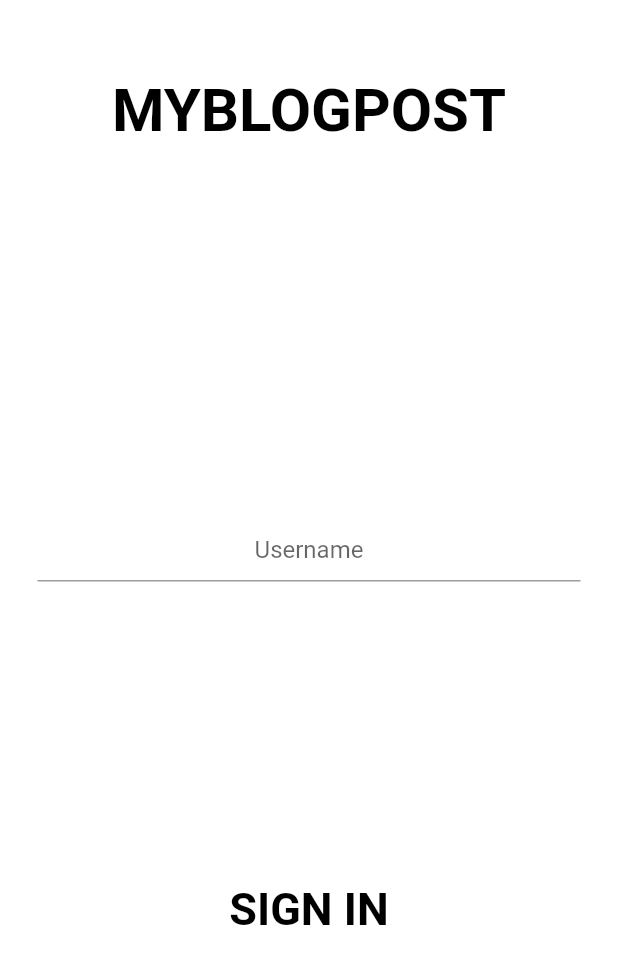
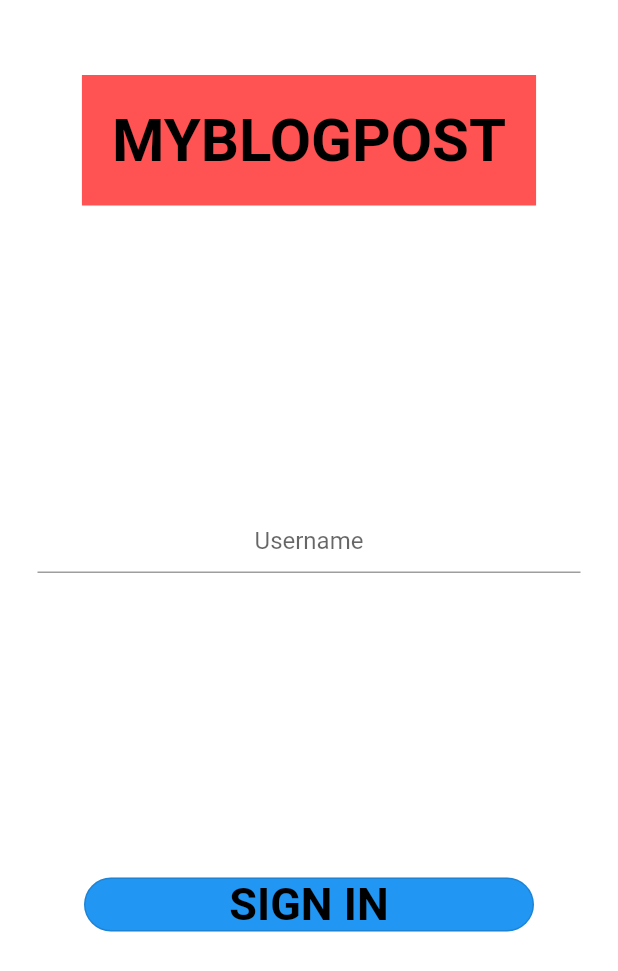
Before and after one commit to 3after2after1/flutter_final_project, a Flutter app: the screen it shows after launch, after a tap on "SIGN IN", on a phone screen of 412 x 824 dp. Shown: the top 971 px of the screen. Run offline on Flutter 3.47's test engine with Material 2 defaults, Android fonts, the phone set to English and light mode, and no system bars; our stand-ins replace flutter_bloc, google_fonts; missing offline and left inert: favorite_button; network calls fail; Roboto replaces fonts that are missing (Avenir).

Commit message:
changes made to design

```diff
--- a/lib/main.dart
+++ b/lib/main.dart
@@ -5,6 +5,7 @@ import 'package:final_project/about_page.dart';
 import 'package:final_project/create_post.dart';
 import 'package:final_project/cubit/main_cubit.dart';
 import 'package:final_project/post_lists.dart';
+import 'package:final_project/signin_page.dart';
 import 'package:flutter/material.dart';
 import 'package:flutter_bloc/flutter_bloc.dart';
 import 'package:web_socket_channel/io.dart';
@@ -38,7 +39,7 @@ class MyApp extends StatelessWidget {
       ),
       home: BlocProvider(
         create: (context) => MainCubit(),
-        child: signInPage(),
+        child: SignInPage(),
       ),
     );
   }
@@ -95,6 +96,9 @@ class _SignInPageState extends State<signInPage> {
                     ),
                   ),
                   TextButton(
+                    style: TextButton.styleFrom(
+                      primary: Colors.blue,
+                    ),
                     onPressed: () {
                       (username.text.isEmpty)
                           ? {print('username is empty')}
--- a/lib/post_details.dart
+++ b/lib/post_details.dart
@@ -19,10 +19,12 @@ class PostDetails extends StatelessWidget {
   @override
   Widget build(BuildContext context) {
     return Scaffold(
+      backgroundColor: Colors.white70,
       appBar: AppBar(title: const Text('Post Details')),
       body: ListView(
         children: [
           Column(
+            crossAxisAlignment: CrossAxisAlignment.stretch,
             children: [
               Padding(
                 padding: const EdgeInsets.only(
@@ -35,8 +37,10 @@ class PostDetails extends StatelessWidget {
               ),
               Padding(
                 padding: const EdgeInsets.only(left: 20.0, right: 20),
+                child: Card(
                   child: Text(
                     title,
+                    textAlign: TextAlign.center,
                     style: const TextStyle(
                       fontSize: 40,
                       color: Colors.purple,
@@ -44,16 +48,17 @@ class PostDetails extends StatelessWidget {
                     ),
                   ),
                 ),
+              ),
               Padding(
                 padding: const EdgeInsets.only(left: 20.0, right: 20),
-                child: Flexible(
+                child: Card(
                   child: Text(
                     description,
                     style: TextStyle(
                       fontSize: 20,
                       color: Colors.black87,
                     ),
-                    textAlign: TextAlign.justify,
+                    textAlign: TextAlign.center,
                   ),
                 ),
               ),
--- a/lib/post_lists.dart
+++ b/lib/post_lists.dart
@@ -178,7 +178,7 @@ class _PostPageState extends State<PostLists> {
                             height: 100,
                             child: ListTile(
                               leading: CircleAvatar(
-                                radius: 30.0,
+                                radius: 45.0,
                                 backgroundImage: NetworkImage(Uri.parse(
                                                 posts[index]['image'])
                                             .isAbsolute &&
@@ -192,7 +192,10 @@ class _PostPageState extends State<PostLists> {
                                     fontSize: 22, fontWeight: FontWeight.bold),
                               ),
                               subtitle: Text(
-                                  'Created by ${posts[index]["author"].toString().characters.take(15)} on ${posts[index]["date"].toString().characters.take(10)}'),
+                                'Created by ${posts[index]["author"].toString().characters.take(15)} on ${posts[index]["date"].toString().characters.take(10)}',
+                                style: TextStyle(
+                                    fontSize: 15, fontWeight: FontWeight.bold),
+                              ),
                               trailing: Column(
                                 mainAxisAlignment: MainAxisAlignment.center,
                                 crossAxisAlignment: CrossAxisAlignment.center,
--- a/lib/signin_page.dart
+++ b/lib/signin_page.dart
@@ -0,0 +1,99 @@
+import 'package:final_project/cubit/main_cubit.dart';
+import 'package:flutter/material.dart';
+import 'package:flutter_bloc/flutter_bloc.dart';
+import 'package:web_socket_channel/io.dart';
+import 'package:google_fonts/google_fonts.dart';
+
+class SignInPage extends StatelessWidget {
+  SignInPage({Key? key}) : super(key: key);
+
+  final TextEditingController username = TextEditingController();
+  final channel =
+      IOWebSocketChannel.connect('ws://besquare-demo.herokuapp.com');
+  @override
+  Widget build(BuildContext context) {
+    return BlocProvider(
+      create: (context) => MainCubit(),
+      child: Scaffold(
+        body: Container(
+          color: Colors.white,
+          child: Column(
+            // ignore: prefer_const_literals_to_create_immutables
+            children: [
+              const SizedBox(
+                height: 50,
+              ),
+              Container(
+                padding: const EdgeInsets.only(
+                    left: 20.0, top: 20.0, right: 20, bottom: 20.0),
+                decoration: const BoxDecoration(color: Colors.redAccent),
+                child: const Text(
+                  'MYBLOGPOST',
+                  style: TextStyle(
+                    fontSize: 40,
+                    color: Colors.black,
+                    fontWeight: FontWeight.bold,
+                  ),
+                ),
+              ),
+              Expanded(
+                child: Column(
+                  mainAxisAlignment: MainAxisAlignment.spaceEvenly,
+                  children: [
+                    Padding(
+                      padding: const EdgeInsets.symmetric(horizontal: 25.0),
+                      child: Container(
+                        color: Colors.white,
+                        child: TextFormField(
+                          textAlign: TextAlign.center,
+                          textAlignVertical: TextAlignVertical.center,
+                          controller: username,
+                          decoration: const InputDecoration(
+                            hintText: 'Username',
+                          ),
+                        ),
+                      ),
+                    ),
+                    SizedBox(
+                      width: 300,
+                      child: OutlinedButton(
+                        child: const Text(
+                          'SIGN IN',
+                          style: TextStyle(
+                              fontSize: 30,
+                              fontWeight: FontWeight.bold,
+                              color: Colors.black),
+                        ),
+                        style: TextButton.styleFrom(
+                          primary: Colors.black,
+                          backgroundColor: Colors.blue,
+                          shape: RoundedRectangleBorder(
+                              side: const BorderSide(
+                                  color: Colors.black,
+                                  width: 3,
+                                  style: BorderStyle.solid),
+                              borderRadius: BorderRadius.circular(100)),
+                        ),
+                        onPressed: () {
+                          (username.text.isEmpty)
+                              ? {print('username is empty')}
+                              : {
+                                  context
+                                      .read<MainCubit>()
+                                      .login(username.text),
+                                  Navigator.popAndPushNamed(
+                                      context, '/postlists'),
+                                };
+                        },
+                      ),
+                    )
+                  ],
+                ),
+              ),
+            ],
+          ),
+        ),
+      ),
+    );
+  }
+}
--- a/pubspec.yaml
+++ b/pubspec.yaml
@@ -36,6 +36,7 @@ dependencies:
   web_socket_channel: ^2.1.0
   flutter_bloc: ^7.3.3
   favorite_button: ^0.0.4
+  google_fonts: ^2.1.0
 
 dev_dependencies:
   flutter_test:
```
Also changed, not shown: pubspec.lock. Lines whose indentation alone changed are shown as unchanged.
